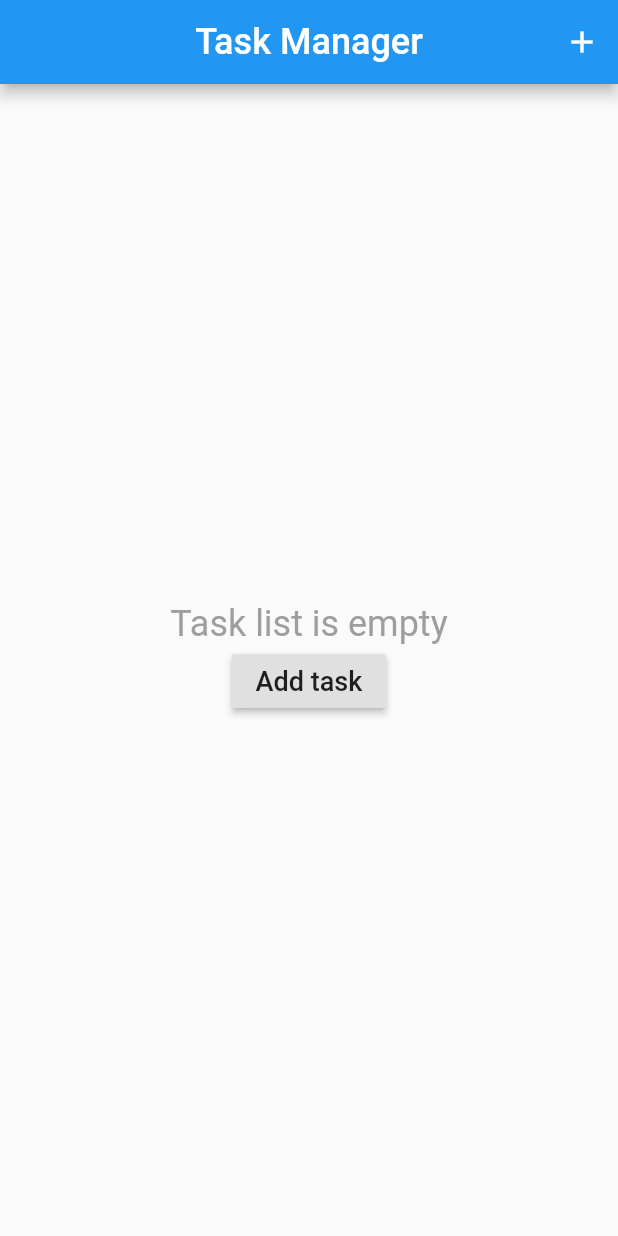
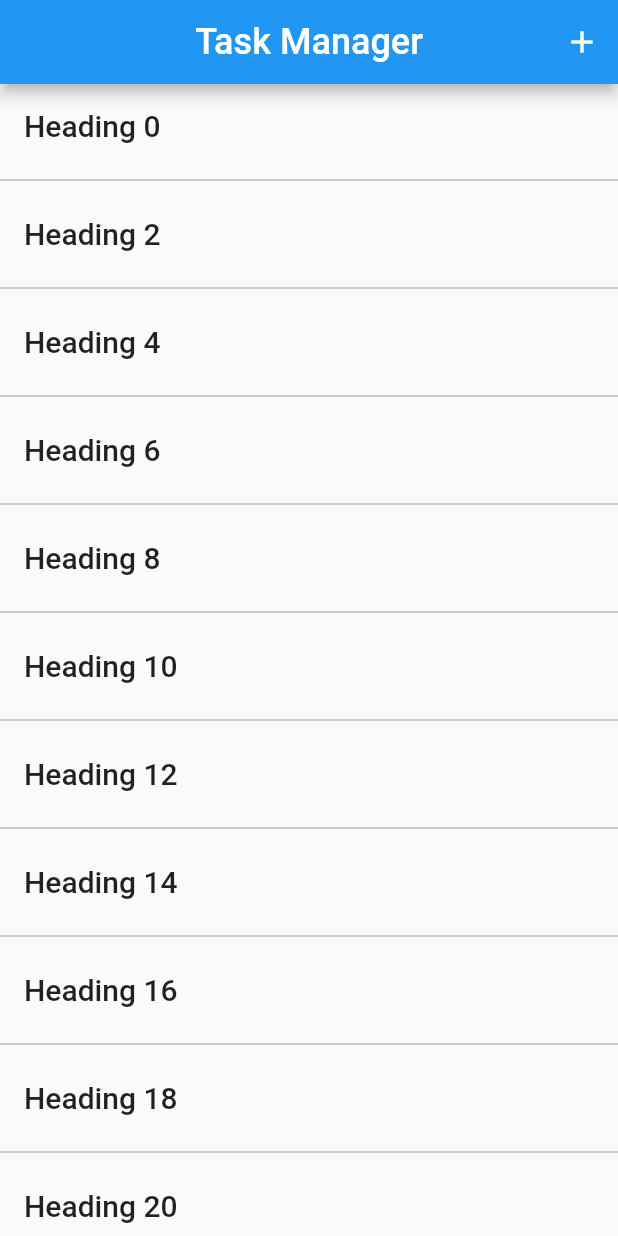
Before and after one commit to imvsharma/flutter-todo-app, a Flutter app: the screen it shows after launch, on a phone screen of 412 x 824 dp. Run offline on Flutter 3.47's test engine with Material 2 defaults, Android fonts, the phone set to English and light mode, and no system bars.

Commit message:
creating task list widget

```diff
--- a/lib/screens/home.dart
+++ b/lib/screens/home.dart
@@ -1,5 +1,6 @@
 import 'package:flutter/material.dart';
 import '../widgets/emptyList.dart';
+import '../widgets//taskList.dart';
 
 class HomeScreen extends StatefulWidget {
   @override
@@ -28,7 +29,7 @@ class HomeScreenState extends State<HomeScreen> {
         ],
 
       ),
-      body: EmptyTaskList(),
+      body: TaskList() //EmptyTaskList(),
     );
   }
 }
--- /dev/null
+++ b/lib/widgets/taskList.dart
@@ -0,0 +1,31 @@
+import 'package:flutter/material.dart';
+//import '../services/task.service.dart';
+
+class TaskList extends StatefulWidget {
+  @override
+  TaskListState createState() {
+    return TaskListState();
+  }
+}
+
+class TaskListState extends State<TaskList> {
+  final List items = List.generate(1000, (i)=> "Heading $i");
+  @override
+  Widget build(BuildContext context) {
+    return ListView.builder(
+      itemCount: items.length,
+      itemBuilder: (context, index) {
+        if(index.isOdd) {
+          return Divider(color: Colors.grey,);
+        }
+        final item = items[index];
+        return ListTile(
+          title: Text(
+            item,
+            style: Theme.of(context).textTheme.title,
+          )
+        );
+      },
+    );
+  }
+}
```
